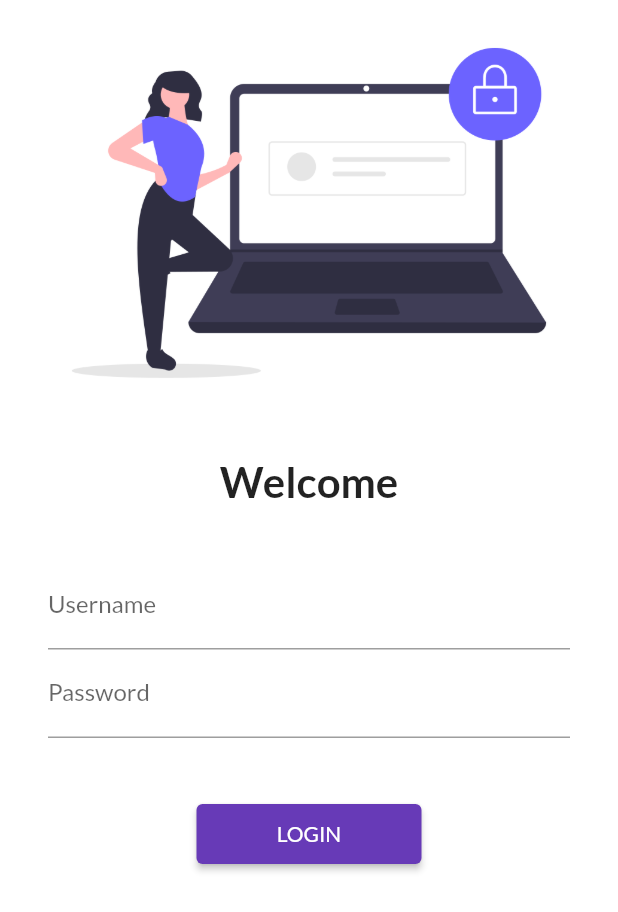
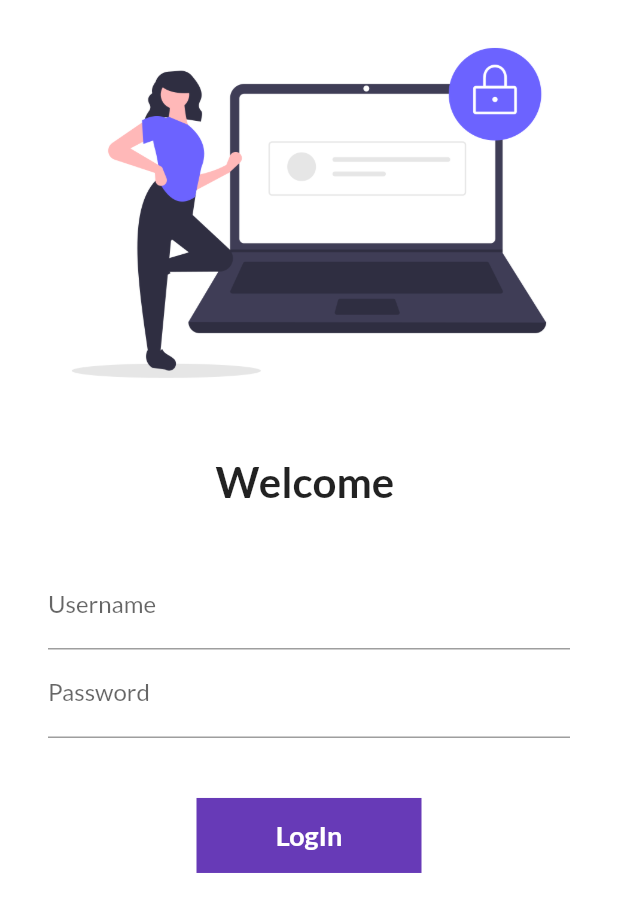
Before and after one commit to mf123478/30-days-of-flutter, a Flutter app: the screen it shows after launch, on a phone screen of 412 x 824 dp. Shown: the top 912 px of the screen. Run offline on Flutter 3.47's test engine with Material 2 defaults, Android fonts, the phone set to English and light mode, and no system bars; our stand-ins replace google_fonts.

Commit message:
day 6 completed

```diff
--- a/lib/pages/login_page.dart
+++ b/lib/pages/login_page.dart
@@ -1,7 +1,15 @@
 import 'package:flutter/material.dart';
 import 'package:flutter_catalog/utils/routes.dart';
 
-class LoginPage extends StatelessWidget {
+class LoginPage extends StatefulWidget {
+  @override
+  _LoginPageState createState() => _LoginPageState();
+}
+
+class _LoginPageState extends State<LoginPage> {
+  String name = "";
+  bool changeButton = false;
+
   @override
   Widget build(BuildContext context) {
     return Material(
@@ -17,7 +25,7 @@ class LoginPage extends StatelessWidget {
                 height: 20.0,
               ),
               Text(
-                "Welcome",
+                "Welcome $name",
                 style: TextStyle(fontSize: 28, fontWeight: FontWeight.bold),
               ),
               SizedBox(
@@ -31,6 +39,10 @@ class LoginPage extends StatelessWidget {
                     TextFormField(
                       decoration: InputDecoration(
                           hintText: "Enter Username", labelText: "Username"),
+                      onChanged: (value) {
+                        name = value;
+                        setState(() {});
+                      },
                     ),
                     TextFormField(
                       obscureText: true,
@@ -40,13 +52,48 @@ class LoginPage extends StatelessWidget {
                     SizedBox(
                       height: 40.0,
                     ),
-                    ElevatedButton(
-                      onPressed: () {
+
+                    InkWell(
+                      onTap: () async {
+                        setState(() {
+                          changeButton = true;
+                        });
+
+                        await Future.delayed(Duration(seconds: 1));
                         Navigator.pushNamed(context, MyRoutes.homeRoute);
                       },
-                      child: Text("LOGIN"),
-                      style: TextButton.styleFrom(minimumSize: Size(150, 40)),
-                    )
+                      child: AnimatedContainer(
+                        duration: Duration(seconds: 1),
+                        width: changeButton ? 50 : 150,
+                        height: 50,
+                        alignment: Alignment.center,
+                        child: changeButton
+                            ? Icon(
+                                Icons.done,
+                                color: Colors.white,
+                              )
+                            : Text(
+                                "LogIn",
+                                style: TextStyle(
+                                    color: Colors.white,
+                                    fontWeight: FontWeight.bold,
+                                    fontSize: 18),
+                              ),
+                        decoration: BoxDecoration(
+                          color: Colors.deepPurple,
+                          shape: changeButton
+                              ? BoxShape.circle
+                              : BoxShape.rectangle,
+                        ),
+                      ),
+                    ),
+                    //ElevatedButton(
+                    //onPressed: () {
+                    //Navigator.pushNamed(context, MyRoutes.homeRoute);
+                    //},
+                    //child: Text("LOGIN"),
+                    // style: TextButton.styleFrom(minimumSize: Size(150, 40)),
+                    // )
                   ],
                 ),
               )
```
